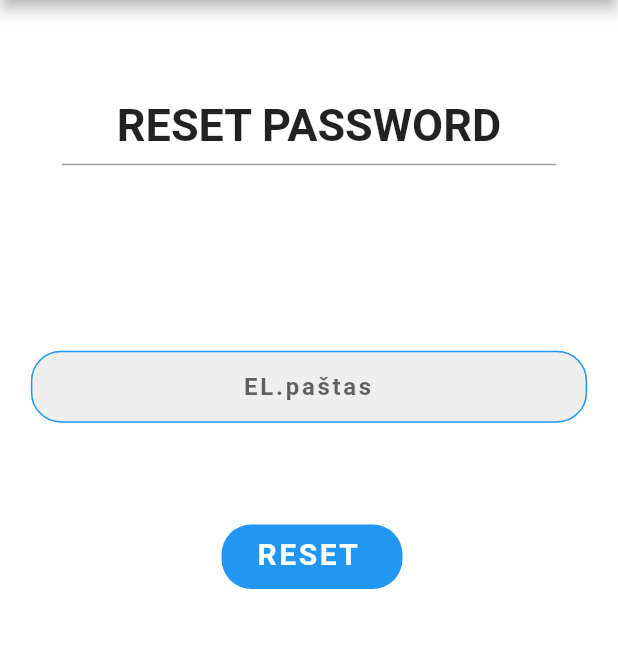
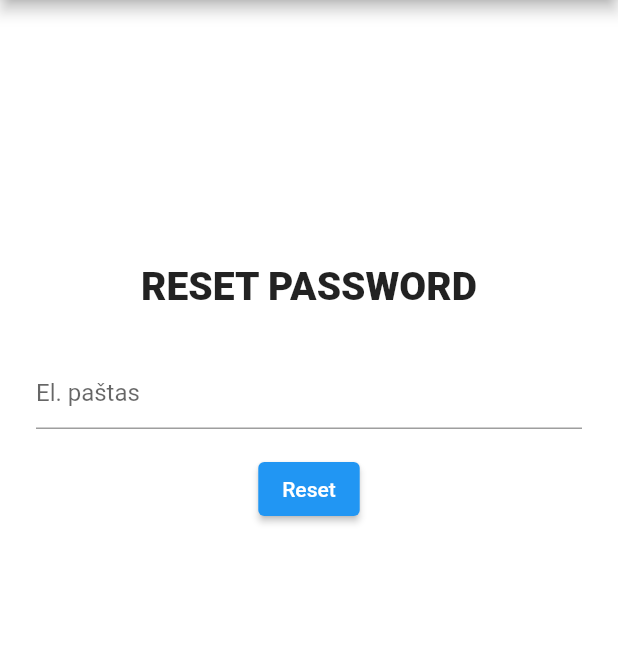
Before and after one commit to JustSomeStudent/ChatApp, a Flutter app: the ForgotPassword screen opened directly, on a phone screen of 412 x 824 dp, the part 84-732 px from its top. Run offline on Flutter 3.47's test engine with Material 2 defaults, Android fonts, the phone set to English and light mode, and no system bars; our stand-ins replace firebase_auth, firebase_core; missing offline and left inert: stream_chat_flutter_core; accounts and stored records are empty.

Commit message:
Padarytas "pamiršau slaptažodį" lango funkcionalumas.

```diff
--- a/lib/main.dart
+++ b/lib/main.dart
@@ -1,4 +1,6 @@
 import 'package:flutter/material.dart';
+import 'package:mix_chat_app/screens/account_screen.dart';
+import 'package:mix_chat_app/screens/forgot_password_screen.dart';
 
 import 'package:mix_chat_app/screens/login_screen.dart';
 
--- a/lib/screens/forgot_password_screen.dart
+++ b/lib/screens/forgot_password_screen.dart
@@ -1,4 +1,6 @@
 import 'package:flutter/material.dart';
+import 'package:firebase_auth/firebase_auth.dart';
+import 'package:firebase_auth/firebase_auth.dart' as firebase;
 
 class ForgotPassword extends StatefulWidget {
   @override
@@ -6,105 +8,96 @@ class ForgotPassword extends StatefulWidget {
 }
 
 class _ForgotPasswordState extends State<ForgotPassword> {
+  final formKey = GlobalKey<FormState>();
+  final emailController = TextEditingController();
+  bool _loading = false;
+  final _emailRegex = RegExp(
+      r"^[a-zA-Z0-9.a-zA-Z0-9.!#$%&'*+-/=?^_`{|}~]+@[a-zA-Z0-9]+\.[a-zA-Z]+");
+
+  void dispose(){
+    emailController.dispose();
+    super.dispose();
+  }
   @override
   Widget build(BuildContext context) {
     var height = MediaQuery.of(context).size.height;
     var width = MediaQuery.of(context).size.width;
     return Scaffold(
-      backgroundColor: Colors.transparent,
+      backgroundColor: Colors.white,
         appBar: AppBar(
           backgroundColor: Colors.blueAccent,
           centerTitle: true,
           title: const Text ('MixChat v0.1'),
         ),
-      body: Stack(
-        children: [
-          Container(
-           // decoration: BoxDecoration(
-                color: Colors.white,
-                //borderRadius: BorderRadius.only(
-                //    topLeft: Radius.circular(20),
-                //    topRight: Radius.circular(20))),
-            child: ListView(
+      body: (_loading)
+          ? const Center(child: CircularProgressIndicator())
+          : SingleChildScrollView(
+        child: Padding(
+          padding: const EdgeInsets.all(16.0),
+          child: Form(
+            key: formKey,
+            child: Column(
+              mainAxisAlignment: MainAxisAlignment.center,
               children: [
-                SizedBox(height: height * 0.08),
-                Text(
-                  'reset password'.toUpperCase(),
-                  style: TextStyle(fontSize: 30, fontWeight: FontWeight.bold),
-                  textAlign: TextAlign.center,
-                ),
-                SizedBox(
-                  height: height * 0.01,
-                ),
-                Center(
-                  child: Container(
-                    height: 1,
-                    width: width * 0.8,
-                    color: Colors.grey,
+                const Padding(
+                  padding: EdgeInsets.only(top: 160, bottom: 24),
+                  child: Text(
+                    'RESET PASSWORD',
+                    style: TextStyle(
+                        fontSize: 26, fontWeight: FontWeight.w800),
                   ),
                 ),
-                SizedBox(
-                  height: height * 0.15,
+                Padding(
+                  padding: const EdgeInsets.all(8.0),
+                  child: TextFormField(
+                    controller: emailController,
+                    validator: _emailInputValidator,
+                    decoration: const InputDecoration(hintText: 'El. paštas'),
+                    keyboardType: TextInputType.emailAddress,
+                    autofillHints: const [AutofillHints.email],
+                  ),
                 ),
-                Container(
-                  margin: EdgeInsets.symmetric(horizontal: width * 0.05),
-                  child: TextField(
-                      textAlign: TextAlign.center,
-                      keyboardType: TextInputType.text,
-                      decoration: InputDecoration(
-                        hintText: "EL.paštas ",
-                        hintStyle: TextStyle(
-                            fontWeight: FontWeight.bold, letterSpacing: 1.8),
-                        border: OutlineInputBorder(
-                          borderRadius: BorderRadius.circular(20),
-                          borderSide: BorderSide(
-                              width: 1,
-                              style: BorderStyle.solid,
-                              color: Colors.blue),
-                        ),
-                        filled: true,
-                        fillColor: Colors.grey[200],
-                        contentPadding: EdgeInsets.all(12),
-                        enabledBorder: OutlineInputBorder(
-                          borderRadius: BorderRadius.circular(20),
-                          borderSide: BorderSide(
-                              width: 1,
-                              style: BorderStyle.solid,
-                              color: Colors.blue),
-                        ),
-                      )),
-                ),
-                SizedBox(
-                  height: height * 0.08,
-                ),
-                Center(
-                  child: Container(
-                    padding:
-                    EdgeInsets.symmetric(horizontal: 26, vertical: 10),
-                    decoration: BoxDecoration(
-
-                        borderRadius: BorderRadius.circular(20),
-                        boxShadow: [
-                          BoxShadow(
-                              color: Colors.blue,
-                              offset: Offset(2, 2))
-                        ]),
-                    child: Text(
-                      "Reset".toUpperCase(),
-                      style: TextStyle(
-                          fontSize: 20,
-                          color: Colors.white,
-                          fontWeight: FontWeight.bold,
-                          letterSpacing: 1.7),
-                      textAlign: TextAlign.center,
-                    ),
+                Padding(
+                  padding: const EdgeInsets.all(8.0),
+                  child: ElevatedButton(
+                    onPressed: (){
+                      resetPassword();
+                    },
+                    child: const Text('Reset'),
                   ),
                 ),
               ],
             ),
-          )
-        ],
+          ),
+        ),
       ),
     );
   }
+
+  Future resetPassword() async {
+    showDialog(context: context,
+        barrierDismissible: false,
+        builder: (context) => Center(child: CircularProgressIndicator()));
+    try{
+      await FirebaseAuth.instance
+          .sendPasswordResetEmail(email: emailController.text.trim());
+      ScaffoldMessenger.of(context).showSnackBar(SnackBar(
+        content: Text('Password Reset Email Sent'),
+      ));
+
+      Navigator.of(context).popUntil((route) => route.isFirst);
+    } on FirebaseAuthException catch(e){
+      Navigator.of(context).pop();
+    }
+  }
+
+  String? _emailInputValidator(String? value) {
+    if (value == null || value.isEmpty) {
+      return 'Negali būti tuščia!!';
+    }
+    if (!_emailRegex.hasMatch(value)) {
+      return 'Netinkamas el.paštas';
+    }
+    return null;
+  }
 }
--- a/lib/screens/main_screen.dart
+++ b/lib/screens/main_screen.dart
@@ -1,5 +1,6 @@
 import 'package:flutter/material.dart';
 import 'package:mix_chat_app/screens/conversation_screen.dart';
+import 'package:mix_chat_app/screens/forgot_password_screen.dart';
 import 'package:mix_chat_app/screens/login_screen.dart';
 
 class ChatRoom extends StatefulWidget {
@@ -50,7 +51,7 @@ class _ChatRoomState extends State<ChatRoom> {
                   child: const Text('Siųsti žinutę'),
                   onPressed: (){
                     Navigator.push(context,
-                        MaterialPageRoute(builder: (context) => Conversation()
+                        MaterialPageRoute(builder: (context) => ForgotPassword()
                         ));
                     },
                 )
```
